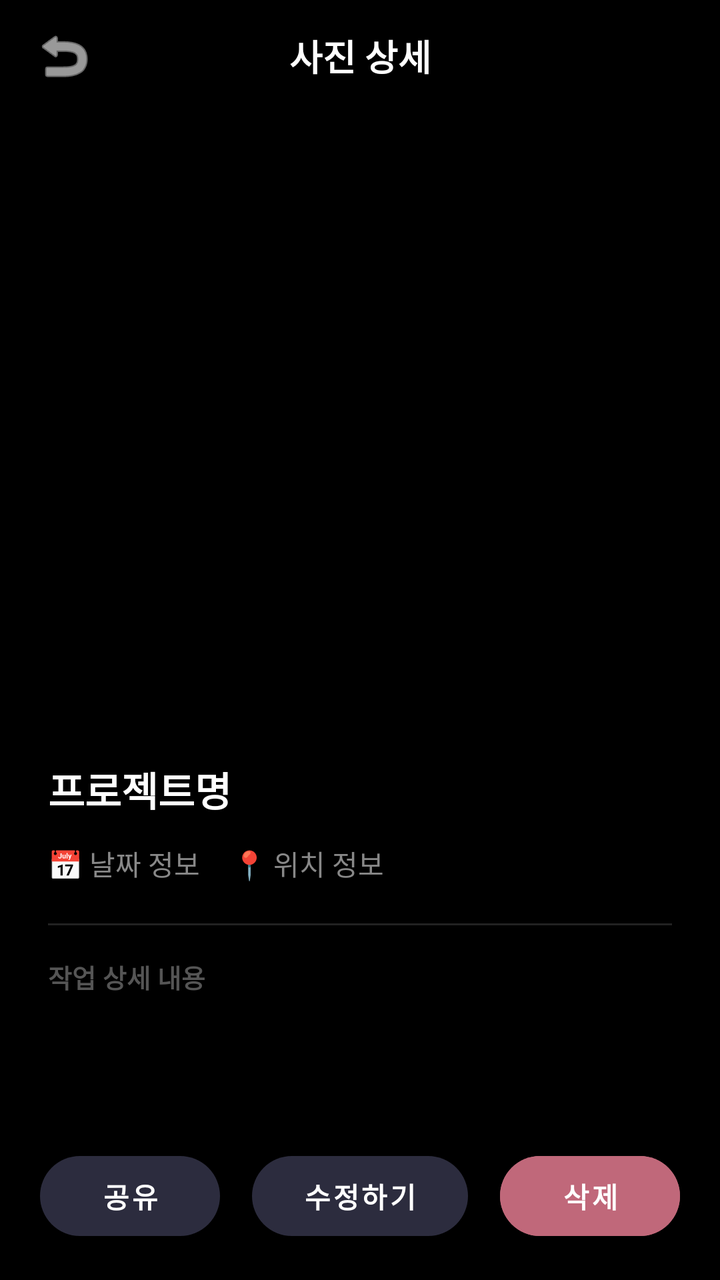
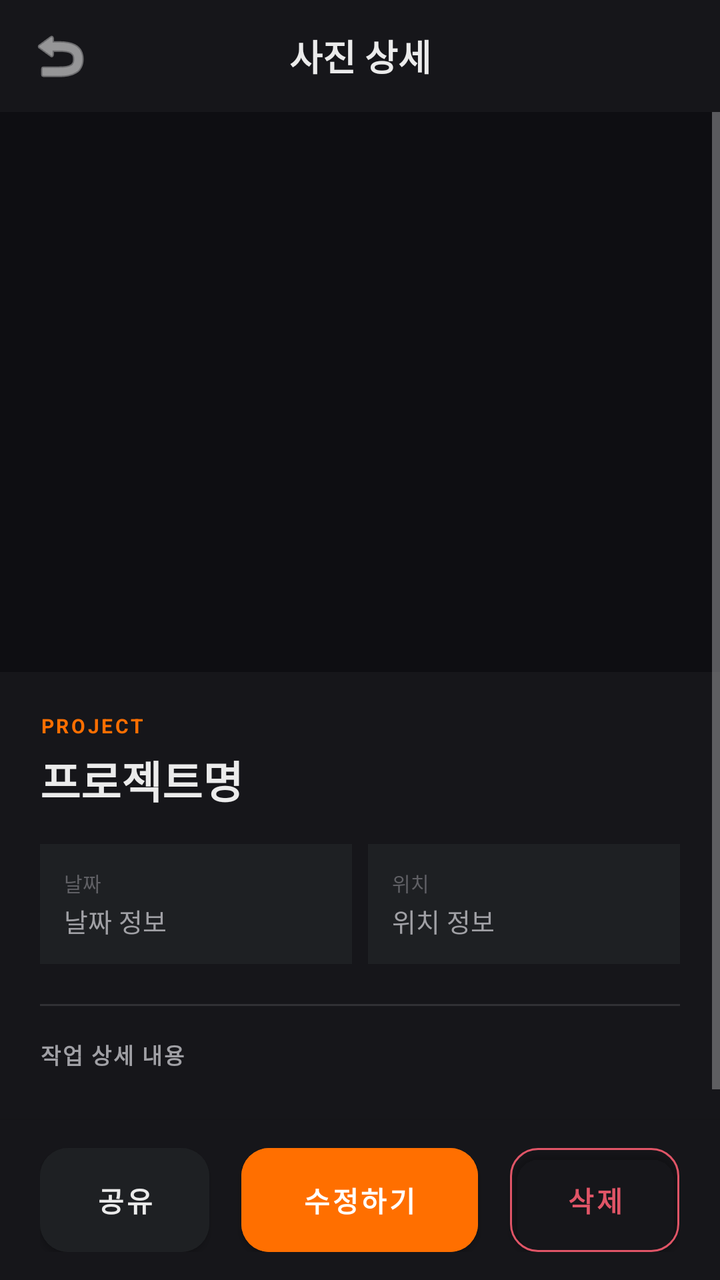

Before-and-after screenshots of an Android layout around one commit, followed by the original layout XML and the change that was made.
<!-- AndroidManifest.xml: application theme Theme.Siteboard -->
<!-- res/layout/activity_detail.xml -->
<?xml version="1.0" encoding="utf-8"?>
<androidx.constraintlayout.widget.ConstraintLayout
    xmlns:android="http://schemas.android.com/apk/res/android"
    xmlns:app="http://schemas.android.com/apk/res-auto"
    android:layout_width="match_parent"
    android:layout_height="match_parent"
    android:fitsSystemWindows="true"
    android:background="#000000">

    
    <LinearLayout
        android:id="@+id/layoutHeader"
        android:layout_width="match_parent"
        android:layout_height="56dp"
        android:orientation="horizontal"
        android:gravity="center_vertical"
        android:paddingHorizontal="8dp"
        app:layout_constraintTop_toTopOf="parent"
        app:layout_constraintStart_toStartOf="parent"
        app:layout_constraintEnd_toEndOf="parent">

        <ImageButton
            android:id="@+id/btnBack"
            android:layout_width="48dp"
            android:layout_height="48dp"
            android:src="@android:drawable/ic_menu_revert"
            android:background="?attr/selectableItemBackgroundBorderless"
            app:tint="#FFFFFF" />

        <TextView
            android:layout_width="0dp"
            android:layout_height="wrap_content"
            android:layout_weight="1"
            android:text="사진 상세"
            android:textColor="#FFFFFF"
            android:textSize="18sp"
            android:textStyle="bold"
            android:gravity="center" />

        <View android:layout_width="48dp" android:layout_height="48dp" />
    </LinearLayout>

    
    <ScrollView
        android:layout_width="match_parent"
        android:layout_height="0dp"
        android:fillViewport="true"
        app:layout_constraintTop_toBottomOf="@id/layoutHeader"
        app:layout_constraintBottom_toTopOf="@id/layoutBottom">

        <androidx.constraintlayout.widget.ConstraintLayout
            android:layout_width="match_parent"
            android:layout_height="wrap_content">

            <ImageView
                android:id="@+id/ivDetailImage"
                android:layout_width="match_parent"
                android:layout_height="300dp"
                android:scaleType="fitCenter"
                android:background="#000000"
                app:layout_constraintTop_toTopOf="parent"
                app:layout_constraintStart_toStartOf="parent"
                app:layout_constraintEnd_toEndOf="parent" />

            <LinearLayout
                android:layout_width="match_parent"
                android:layout_height="wrap_content"
                android:orientation="vertical"
                android:padding="24dp"
                app:layout_constraintTop_toBottomOf="@id/ivDetailImage"
                app:layout_constraintStart_toStartOf="parent"
                app:layout_constraintEnd_toEndOf="parent">

                <TextView
                    android:id="@+id/tvDetailTitle"
                    android:layout_width="match_parent"
                    android:layout_height="wrap_content"
                    android:text="프로젝트명"
                    android:textColor="#FFFFFF"
                    android:textSize="20sp"
                    android:textStyle="bold"
                    android:layout_marginBottom="12dp" />

                <LinearLayout
                    android:layout_width="match_parent"
                    android:layout_height="wrap_content"
                    android:orientation="horizontal"
                    android:layout_marginBottom="20dp">
                    <TextView
                        android:id="@+id/tvDetailDate"
                        android:layout_width="wrap_content"
                        android:layout_height="wrap_content"
                        android:text="📅 날짜 정보"
                        android:textColor="#888888"
                        android:textSize="14sp"
                        android:layout_marginEnd="16dp" />
                    <TextView
                        android:id="@+id/tvDetailLocation"
                        android:layout_width="wrap_content"
                        android:layout_height="wrap_content"
                        android:text="📍 위치 정보"
                        android:textColor="#888888"
                        android:textSize="14sp" />
                </LinearLayout>

                <View
                    android:layout_width="match_parent"
                    android:layout_height="1dp"
                    android:background="#222222"
                    android:layout_marginBottom="16dp" />

                <TextView
                    android:layout_width="wrap_content"
                    android:layout_height="wrap_content"
                    android:text="작업 상세 내용"
                    android:textColor="#555555"
                    android:textSize="13sp"
                    android:textStyle="bold"
                    android:layout_marginBottom="8dp" />

                <TextView
                    android:id="@+id/tvDetailDesc"
                    android:layout_width="match_parent"
                    android:layout_height="wrap_content"
                    android:textColor="#AAAAAA"
                    android:textSize="15sp"
                    android:lineSpacingExtra="6dp" />
            </LinearLayout>
        </androidx.constraintlayout.widget.ConstraintLayout>
    </ScrollView>

    
    <LinearLayout
        android:id="@+id/layoutBottom"
        android:layout_width="match_parent"
        android:layout_height="wrap_content"
        android:orientation="horizontal"
        android:paddingHorizontal="20dp"
        android:paddingVertical="16dp"
        android:background="#000000"
        android:elevation="8dp"
        app:layout_constraintBottom_toBottomOf="parent"
        app:layout_constraintStart_toStartOf="parent"
        app:layout_constraintEnd_toEndOf="parent">

        <Button
            android:id="@+id/btnShare"
            android:layout_width="0dp"
            android:layout_height="52dp"
            android:layout_weight="1"
            android:text="공유"
            android:textColor="#FFFFFF"
            android:textStyle="bold"
            app:backgroundTint="#2C2C3E"
            app:cornerRadius="26dp"
            android:layout_marginEnd="8dp" />

        <Button
            android:id="@+id/btnEdit"
            android:layout_width="0dp"
            android:layout_height="52dp"
            android:layout_weight="1.2"
            android:text="수정하기"
            android:textColor="#FFFFFF"
            android:textStyle="bold"
            app:backgroundTint="#2C2C3E"
            app:cornerRadius="26dp"
            android:layout_marginHorizontal="8dp" />

        <Button
            android:id="@+id/btnDelete"
            android:layout_width="0dp"
            android:layout_height="52dp"
            android:layout_weight="1"
            android:text="삭제"
            android:textColor="#FFFFFF"
            android:textStyle="bold"
            android:backgroundTint="#C0687A"
            app:cornerRadius="26dp"
            android:layout_marginStart="8dp" />
    </LinearLayout>
</androidx.constraintlayout.widget.ConstraintLayout>
<!-- resources referenced by this layout -->
<resources>
  <style name="Theme.Siteboard" parent="Theme.MaterialComponents.DayNight.NoActionBar">
  
          <item name="colorPrimary">#7C4DFF</item>
          <item name="colorPrimaryVariant">#3700B3</item>
          <item name="colorOnPrimary">#FFFFFF</item>
  
          <item name="colorSecondary">#FF6F00</item>
          <item name="colorSecondaryVariant">#FF6F00</item>
          <item name="colorOnSecondary">#FFFFFF</item>
  
          <item name="android:statusBarColor">?attr/colorPrimaryVariant</item>
  
          <item name="android:windowSplashScreenBackground" tools:targetApi="s">?android:attr/windowBackground</item>
  
          <item name="android:windowSplashScreenAnimatedIcon" tools:targetApi="s">@android:color/transparent</item>
  
          <item name="android:windowSplashScreenAnimationDuration" tools:targetApi="s">0</item>
      </style>
</resources>

<!-- the commit's change to res/layout/activity_detail.xml (unified diff, before → after) -->
@@ -4,8 +4,7 @@
     xmlns:app="http://schemas.android.com/apk/res-auto"
     android:layout_width="match_parent"
     android:layout_height="match_parent"
-    android:fitsSystemWindows="true"
-    android:background="#000000">
+    android:background="#16161A">
 
     
     <LinearLayout
@@ -15,29 +14,28 @@
         android:orientation="horizontal"
         android:gravity="center_vertical"
         android:paddingHorizontal="8dp"
-        app:layout_constraintTop_toTopOf="parent"
-        app:layout_constraintStart_toStartOf="parent"
-        app:layout_constraintEnd_toEndOf="parent">
+        android:background="#16161A"
+        app:layout_constraintTop_toTopOf="parent">
 
         <ImageButton
             android:id="@+id/btnBack"
-            android:layout_width="48dp"
-            android:layout_height="48dp"
+            android:layout_width="44dp"
+            android:layout_height="44dp"
             android:src="@android:drawable/ic_menu_revert"
             android:background="?attr/selectableItemBackgroundBorderless"
-            app:tint="#FFFFFF" />
+            app:tint="#EBEBEB" />
 
         <TextView
             android:layout_width="0dp"
             android:layout_height="wrap_content"
             android:layout_weight="1"
             android:text="사진 상세"
-            android:textColor="#FFFFFF"
+            android:textColor="#EBEBEB"
             android:textSize="18sp"
             android:textStyle="bold"
             android:gravity="center" />
 
-        <View android:layout_width="48dp" android:layout_height="48dp" />
+        <View android:layout_width="44dp" android:layout_height="44dp" />
     </LinearLayout>
 
     
@@ -48,85 +46,131 @@
         app:layout_constraintTop_toBottomOf="@id/layoutHeader"
         app:layout_constraintBottom_toTopOf="@id/layoutBottom">
 
-        <androidx.constraintlayout.widget.ConstraintLayout
+        <LinearLayout
             android:layout_width="match_parent"
-            android:layout_height="wrap_content">
-
+            android:layout_height="wrap_content"
+            android:orientation="vertical">
+
+            
             <ImageView
                 android:id="@+id/ivDetailImage"
                 android:layout_width="match_parent"
-                android:layout_height="300dp"
-                android:scaleType="fitCenter"
-                android:background="#000000"
-                app:layout_constraintTop_toTopOf="parent"
-                app:layout_constraintStart_toStartOf="parent"
-                app:layout_constraintEnd_toEndOf="parent" />
-
+                android:layout_height="280dp"
+                android:scaleType="centerCrop"
+                android:background="#0E0E12" />
+
+            
             <LinearLayout
                 android:layout_width="match_parent"
                 android:layout_height="wrap_content"
                 android:orientation="vertical"
-                android:padding="24dp"
-                app:layout_constraintTop_toBottomOf="@id/ivDetailImage"
-                app:layout_constraintStart_toStartOf="parent"
-                app:layout_constraintEnd_toEndOf="parent">
+                android:paddingHorizontal="20dp"
+                android:paddingTop="20dp"
+                android:paddingBottom="12dp">
+
+                
+                <TextView
+                    android:layout_width="wrap_content"
+                    android:layout_height="wrap_content"
+                    android:text="PROJECT"
+                    android:textSize="10sp"
+                    android:textColor="#FF6F00"
+                    android:textStyle="bold"
+                    android:letterSpacing="0.12"
+                    android:layout_marginBottom="4dp" />
 
                 <TextView
                     android:id="@+id/tvDetailTitle"
                     android:layout_width="match_parent"
                     android:layout_height="wrap_content"
                     android:text="프로젝트명"
-                    android:textColor="#FFFFFF"
-                    android:textSize="20sp"
+                    android:textColor="#EBEBEB"
+                    android:textSize="22sp"
                     android:textStyle="bold"
-                    android:layout_marginBottom="12dp" />
-
+                    android:layout_marginBottom="16dp" />
+
+                
                 <LinearLayout
                     android:layout_width="match_parent"
                     android:layout_height="wrap_content"
                     android:orientation="horizontal"
                     android:layout_marginBottom="20dp">
-                    <TextView
-                        android:id="@+id/tvDetailDate"
-                        android:layout_width="wrap_content"
+
+                    <LinearLayout
+                        android:layout_width="0dp"
                         android:layout_height="wrap_content"
-                        android:text="📅 날짜 정보"
-                        android:textColor="#888888"
-                        android:textSize="14sp"
-                        android:layout_marginEnd="16dp" />
-                    <TextView
-                        android:id="@+id/tvDetailLocation"
-                        android:layout_width="wrap_content"
+                        android:layout_weight="1"
+                        android:orientation="vertical"
+                        android:background="#1E2023"
+                        android:padding="12dp"
+                        android:layout_marginEnd="8dp">
+                        <TextView
+                            android:layout_width="wrap_content"
+                            android:layout_height="wrap_content"
+                            android:text="날짜"
+                            android:textSize="10sp"
+                            android:textColor="#606065" />
+                        <TextView
+                            android:id="@+id/tvDetailDate"
+                            android:layout_width="wrap_content"
+                            android:layout_height="wrap_content"
+                            android:text="날짜 정보"
+                            android:textColor="#A0A0A5"
+                            android:textSize="13sp"
+                            android:layout_marginTop="2dp" />
+                    </LinearLayout>
+
+                    <LinearLayout
+                        android:layout_width="0dp"
                         android:layout_height="wrap_content"
-                        android:text="📍 위치 정보"
-                        android:textColor="#888888"
-                        android:textSize="14sp" />
+                        android:layout_weight="1"
+                        android:orientation="vertical"
+                        android:background="#1E2023"
+                        android:padding="12dp">
+                        <TextView
+                            android:layout_width="wrap_content"
+                            android:layout_height="wrap_content"
+                            android:text="위치"
+                            android:textSize="10sp"
+                            android:textColor="#606065" />
+                        <TextView
+                            android:id="@+id/tvDetailLocation"
+                            android:layout_width="wrap_content"
+                            android:layout_height="wrap_content"
+                            android:text="위치 정보"
+                            android:textColor="#A0A0A5"
+                            android:textSize="13sp"
+                            android:layout_marginTop="2dp" />
+                    </LinearLayout>
                 </LinearLayout>
 
+                
                 <View
                     android:layout_width="match_parent"
                     android:layout_height="1dp"
-                    android:background="#222222"
+                    android:background="#1EFFFFFF"
                     android:layout_marginBottom="16dp" />
 
+                
                 <TextView
                     android:layout_width="wrap_content"
                     android:layout_height="wrap_content"
                     android:text="작업 상세 내용"
-                    android:textColor="#555555"
-                    android:textSize="13sp"
+                    android:textColor="#A0A0A5"
+                    android:textSize="11sp"
                     android:textStyle="bold"
+                    android:letterSpacing="0.08"
                     android:layout_marginBottom="8dp" />
 
                 <TextView
                     android:id="@+id/tvDetailDesc"
                     android:layout_width="match_parent"
                     android:layout_height="wrap_content"
-                    android:textColor="#AAAAAA"
+                    android:textColor="#EBEBEB"
                     android:textSize="15sp"
                     android:lineSpacingExtra="6dp" />
             </LinearLayout>
-        </androidx.constraintlayout.widget.ConstraintLayout>
+        </LinearLayout>
     </ScrollView>
 
     
@@ -136,12 +180,10 @@
         android:layout_height="wrap_content"
         android:orientation="horizontal"
         android:paddingHorizontal="20dp"
-        android:paddingVertical="16dp"
-        android:background="#000000"
+        android:paddingVertical="14dp"
+        android:background="#16161A"
         android:elevation="8dp"
-        app:layout_constraintBottom_toBottomOf="parent"
-        app:layout_constraintStart_toStartOf="parent"
-        app:layout_constraintEnd_toEndOf="parent">
+        app:layout_constraintBottom_toBottomOf="parent">
 
         <Button
             android:id="@+id/btnShare"
@@ -149,23 +191,27 @@
             android:layout_height="52dp"
             android:layout_weight="1"
             android:text="공유"
-            android:textColor="#FFFFFF"
-            android:textStyle="bold"
-            app:backgroundTint="#2C2C3E"
-            app:cornerRadius="26dp"
-            android:layout_marginEnd="8dp" />
+            android:textColor="#EBEBEB"
+            android:textStyle="bold"
+            android:backgroundTint="#1E2023"
+            app:cornerRadius="14dp"
+            android:layout_marginEnd="8dp"
+            android:insetTop="0dp"
+            android:insetBottom="0dp" />
 
         <Button
             android:id="@+id/btnEdit"
             android:layout_width="0dp"
             android:layout_height="52dp"
-            android:layout_weight="1.2"
+            android:layout_weight="1.4"
             android:text="수정하기"
             android:textColor="#FFFFFF"
             android:textStyle="bold"
-            app:backgroundTint="#2C2C3E"
-            app:cornerRadius="26dp"
-            android:layout_marginHorizontal="8dp" />
+            android:backgroundTint="#FF6F00"
+            app:cornerRadius="14dp"
+            android:layout_marginHorizontal="8dp"
+            android:insetTop="0dp"
+            android:insetBottom="0dp" />
 
         <Button
             android:id="@+id/btnDelete"
@@ -173,10 +219,15 @@
             android:layout_height="52dp"
             android:layout_weight="1"
             android:text="삭제"
-            android:textColor="#FFFFFF"
-            android:textStyle="bold"
-            android:backgroundTint="#C0687A"
-            app:cornerRadius="26dp"
-            android:layout_marginStart="8dp" />
+            android:textColor="#E05567"
+            android:backgroundTint="@android:color/transparent"
+            android:textStyle="bold"
+            app:strokeColor="#E05567"
+            app:strokeWidth="1dp"
+            app:cornerRadius="14dp"
+            android:layout_marginStart="8dp"
+            android:insetTop="0dp"
+            android:insetBottom="0dp" />
     </LinearLayout>
+
 </androidx.constraintlayout.widget.ConstraintLayout>
<!-- resource entries referenced after the edit -->
@@ -2,20 +2,32 @@
 <resources>
   <style name="Theme.Siteboard" parent="Theme.MaterialComponents.DayNight.NoActionBar">
   
-          <item name="colorPrimary">#7C4DFF</item>
-          <item name="colorPrimaryVariant">#3700B3</item>
+          <item name="colorPrimary">#FF6F00</item>
+          <item name="colorPrimaryVariant">#16161A</item>
           <item name="colorOnPrimary">#FFFFFF</item>
   
           <item name="colorSecondary">#FF6F00</item>
           <item name="colorSecondaryVariant">#FF6F00</item>
           <item name="colorOnSecondary">#FFFFFF</item>
   
-          <item name="android:statusBarColor">?attr/colorPrimaryVariant</item>
+          
+          <item name="android:colorBackground">#16161A</item>
+          <item name="colorSurface">#1E2023</item>
+          <item name="colorOnSurface">#EBEBEB</item>
+          <item name="colorOnBackground">#EBEBEB</item>
   
-          <item name="android:windowSplashScreenBackground" tools:targetApi="s">?android:attr/windowBackground</item>
+          <item name="android:textColorPrimary">#EBEBEB</item>
+          <item name="android:textColorSecondary">#A0A0A5</item>
+          <item name="android:textColorHint">#404045</item>
   
+          <item name="colorError">#E05567</item>
+  
+          <item name="android:statusBarColor">#16161A</item>
+          <item name="android:navigationBarColor">#16161A</item>
+          <item name="android:windowLightStatusBar" tools:targetApi="m">false</item>
+  
+          <item name="android:windowSplashScreenBackground" tools:targetApi="s">#16161A</item>
           <item name="android:windowSplashScreenAnimatedIcon" tools:targetApi="s">@android:color/transparent</item>
-  
           <item name="android:windowSplashScreenAnimationDuration" tools:targetApi="s">0</item>
       </style>
 </resources>
